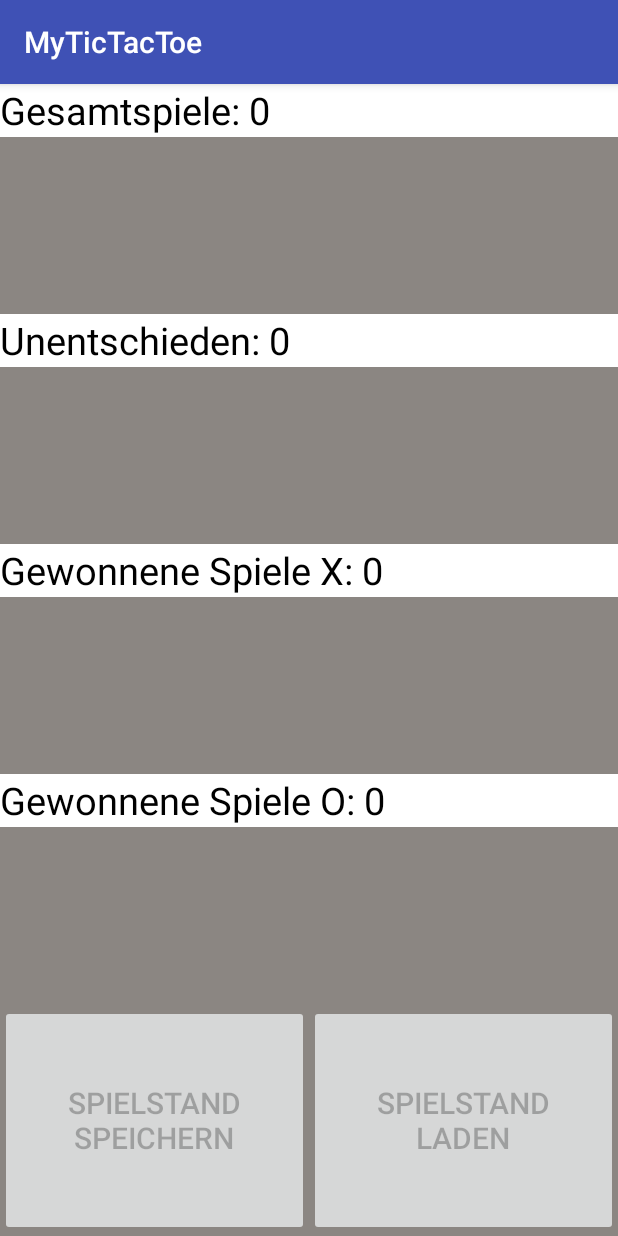
After one commit to FrancoisBertrand/MyTicTacToe, an Android app: the StatistikActivity screen opened directly, with no data from a screen before it, on a phone screen of 412 x 824 dp. The commit adds this screen. Run offline under Robolectric (Android 15) with nearby library versions, the phone set to English and light mode, and no system bars; 4 statements that could not run were skipped.

Commit message:
2nd activity + tcp client methode

```diff
--- /dev/null
+++ b/app/src/main/java/de/mobileanwendungen/mytictactoe/StatistikActivity.java
@@ -0,0 +1,60 @@
+package de.mobileanwendungen.mytictactoe;
+
+import android.support.v7.app.AppCompatActivity;
+import android.os.Bundle;
+import android.view.View;
+import android.widget.Button;
+import android.widget.TextView;
+import android.widget.Toast;
+
+public class StatistikActivity extends AppCompatActivity {
+
+    private String ges;
+    private String x;
+    private String o;
+    private String un;
+    private int gesamt;
+    private int xWin;
+    private int oWin;
+    private int unentschie;
+
+    @Override
+    protected void onCreate(Bundle savedInstanceState) {
+        super.onCreate(savedInstanceState);
+        setContentView(R.layout.activity_statistik);
+        TextView gesamtspiele = (TextView)findViewById(R.id.gesamt);
+        TextView unent = (TextView)findViewById(R.id.unentschieden);
+        TextView winnerX = (TextView)findViewById(R.id.xWin);
+        TextView winnerO = (TextView)findViewById(R.id.oWin);
+
+        Bundle extras = getIntent().getExtras();
+
+        gesamt = extras.getInt("gesamt");
+        xWin = extras.getInt("xWin");
+        oWin = extras.getInt("oWin");
+        unentschie = extras.getInt("unentschieden");
+
+        ges = Integer.toString(gesamt);
+        gesamtspiele.setText(gesamtspiele.getText() + " " + ges);
+
+        un = Integer.toString(unentschie);
+        unent.setText(unent.getText() + " " + un);
+
+        x = Integer.toString(xWin);
+        winnerX.setText(winnerX.getText() + " " + x);
+
+        o = Integer.toString(oWin);
+        winnerO.setText(winnerO.getText() + " " + o);
+
+        //TODO 2 Buttons fuer speichern und laden implementieren
+
+    }
+
+    public void speichernClick(View view){
+        //do something
+    }
+
+    public void ladenClick(View view){
+        //do something
+    }
+}
--- a/app/src/main/res/layout/activity_main.xml
+++ b/app/src/main/res/layout/activity_main.xml
@@ -166,8 +166,8 @@
             android:textColor="#f5f5f5"
             android:textSize="20sp"
             android:gravity="center"
-            android:clickable="false" />
-           <!-- android:onClick="statistikClick" -->
+            android:clickable="true"
+            android:onClick="statistikClick" />
 
 
     </LinearLayout>
--- /dev/null
+++ b/app/src/main/res/layout/activity_statistik.xml
@@ -0,0 +1,113 @@
+<?xml version="1.0" encoding="utf-8"?>
+<LinearLayout xmlns:android="http://schemas.android.com/apk/res/android"
+    android:orientation="vertical"
+    android:layout_width="match_parent"
+    android:layout_height="match_parent"
+    android:background="#8b8682"
+    android:weightSum="5" >
+
+    <LinearLayout
+        android:layout_width="match_parent"
+        android:layout_height="0dp"
+        android:layout_weight="1"
+        android:orientation="horizontal" >
+
+        <TextView
+            android:id="@+id/gesamt"
+            android:layout_width="0dp"
+            android:layout_height="35dp"
+            android:layout_weight="1"
+            android:textColor="#000000"
+            android:background="#FFFFFF"
+            android:textSize="25dp"
+            android:text="@string/gesamt" />
+
+    </LinearLayout>
+
+    <LinearLayout
+        android:layout_width="match_parent"
+        android:layout_height="0dp"
+        android:layout_weight="1"
+        android:orientation="horizontal">
+
+        <TextView
+            android:id="@+id/unentschieden"
+            android:layout_width="0dp"
+            android:layout_height="35dp"
+            android:layout_weight="1"
+            android:textColor="#000000"
+            android:background="#FFFFFF"
+            android:textSize="25dp"
+            android:text="@string/unentschieden"/>
+
+    </LinearLayout>
+
+    <LinearLayout
+        android:layout_width="match_parent"
+        android:layout_height="0dp"
+        android:layout_weight="1"
+        android:orientation="horizontal">
+
+        <TextView
+            android:id="@+id/xWin"
+            android:layout_width="0dp"
+            android:layout_height="35dp"
+            android:layout_weight="1"
+            android:textColor="#000000"
+            android:background="#FFFFFF"
+            android:textSize="25dp"
+            android:text="@string/xWin"/>
+
+    </LinearLayout>
+
+    <LinearLayout
+        android:layout_width="match_parent"
+        android:layout_height="0dp"
+        android:layout_weight="1"
+        android:orientation="horizontal">
+
+        <TextView
+            android:id="@+id/oWin"
+            android:layout_width="0dp"
+            android:layout_height="35dp"
+            android:layout_weight="1"
+            android:textColor="#000000"
+            android:background="#FFFFFF"
+            android:textSize="25dp"
+            android:text="@string/oWin"/>
+
+    </LinearLayout>
+
+    <LinearLayout
+        android:layout_width="match_parent"
+        android:layout_height="0dp"
+        android:layout_weight="1"
+        android:orientation="horizontal"
+        android:weightSum="2">
+
+        <Button
+            android:id="@+id/speichern"
+            android:layout_width="match_parent"
+            android:layout_height="match_parent"
+            android:layout_weight="1"
+            android:textSize="20sp"
+            android:onClick="speichernClick"
+            android:text="@string/speichern"
+            android:enabled="false"
+            android:clickable="false"/>
+
+        <Button
+            android:id="@+id/laden"
+            android:layout_width="match_parent"
+            android:layout_height="match_parent"
+            android:layout_weight="1"
+            android:textSize="20sp"
+            android:onClick="ladenClick"
+            android:text="@string/laden"
+            android:enabled="false"
+            android:clickable="false"/>
+
+
+    </LinearLayout>
+
+</LinearLayout>
--- a/app/src/main/res/values/strings.xml
+++ b/app/src/main/res/values/strings.xml
@@ -5,4 +5,10 @@
     <string name="X">X</string>
     <string name="statistik">Statistik</string>
     <string name="spieler">O ist am Zug</string>
+    <string name="gesamt">Gesamtspiele: </string>
+    <string name="unentschieden">Unentschieden: </string>
+    <string name="xWin">Gewonnene Spiele X: </string>
+    <string name="oWin">Gewonnene Spiele O: </string>
+    <string name="speichern">Spielstand speichern</string>
+    <string name="laden">Spielstand laden</string>
 </resources>
```
Also changed, not shown: app/src/main/AndroidManifest.xml (+11 -2 lines), app/src/main/java/de/mobileanwendungen/mytictactoe/MainActivity.java (+93 -0 lines).
